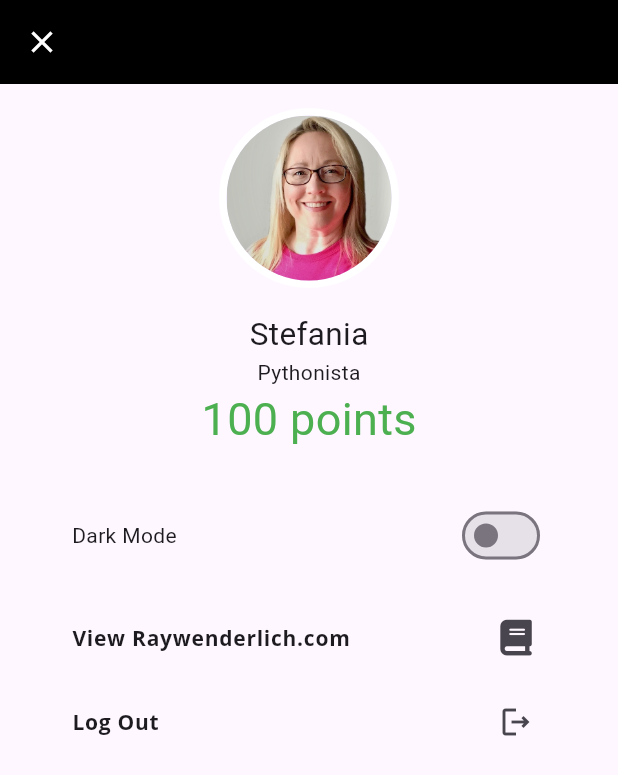
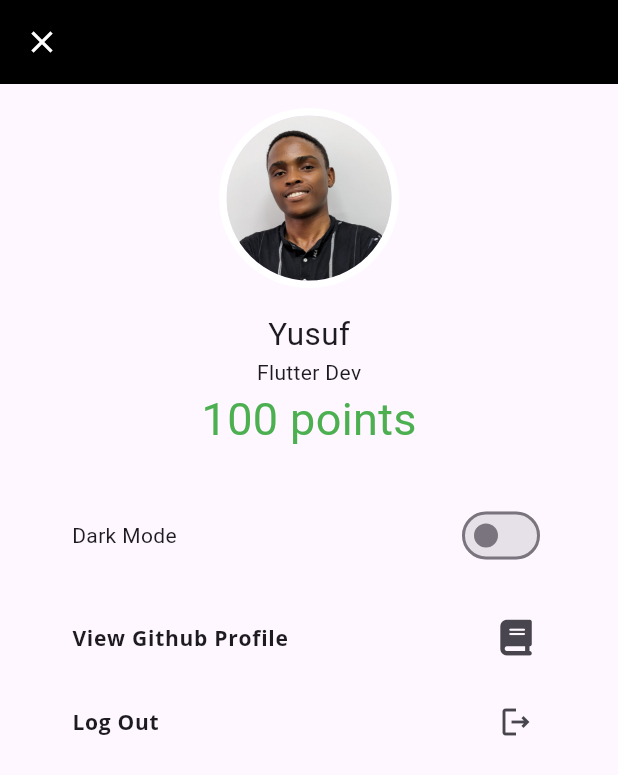
Before and after one commit to yuzalsif/fooder, a Flutter app: the ProfileScreen screen opened by its route, on a phone screen of 412 x 824 dp. Shown: the top 775 px of the screen. Run offline on Flutter 3.47's test engine with Material 3 defaults, Android fonts, the phone set to English and light mode, and no system bars; our stand-ins replace flutter_colorpicker, font_awesome_flutter, go_router, google_fonts, smooth_page_indicator, url_launcher_web and 1 more.

```diff
--- a/lib/home.dart
+++ b/lib/home.dart
@@ -24,7 +24,7 @@ class _HomeState extends State<Home> {
       builder: (context, tabManager, child) {
         return Scaffold(
           appBar: AppBar(
-            title: const Center(child: Text('Fooderlich')),
+            title: const Text('Fooderlich'),
             actions: [buildProfileButton()],
           ),
           body: IndexedStack(index: tabManager.currentTab, children: pages),
@@ -65,7 +65,7 @@ class _HomeState extends State<Home> {
       ),
       child: GestureDetector(
         child: const CircleAvatar(
-          backgroundImage: AssetImage('assets/profile_pics/person_stef.jpeg'),
+          backgroundImage: AssetImage('assets/profile_pics/yusuf.jpg'),
           backgroundColor: Colors.transparent,
         ),
         onTap: () {
--- a/lib/main.dart
+++ b/lib/main.dart
@@ -46,6 +46,7 @@ class FooderLich extends StatelessWidget {
 
               return MaterialApp.router(
                 routeInformationParser: router.routeInformationParser,
+                routeInformationProvider: router.routeInformationProvider,
                 routerDelegate: router.routerDelegate,
                 debugShowCheckedModeBanner: false,
                 theme: theme,
--- a/lib/screens/grocery_item_screen.dart
+++ b/lib/screens/grocery_item_screen.dart
@@ -196,10 +196,11 @@ class _GroceryItemScreenState extends State<GroceryItemScreen> {
               Importance.high,
             ].map(
               (chip) => ChoiceChip(
-                selectedColor: Colors.black,
+                // selectedColor: Colors.black,
+                backgroundColor: Colors.black.withOpacity(0.3),
                 label: Text(
                   chip.name,
-                  style: const TextStyle(color: Colors.white),
+                  // style: const TextStyle(color: Colors.white),
                 ),
                 selected: _importance == chip,
                 onSelected: (selected) {
--- a/lib/screens/profile_screen.dart
+++ b/lib/screens/profile_screen.dart
@@ -45,19 +45,19 @@ class _ProfileScreenState extends State<ProfileScreen> {
   }
 
   Widget buildProfile() {
-    return Column(
-      children: const [
+    return const Column(
+      children: [
         CircularImage(
-          imageProvider: AssetImage('assets/profile_pics/person_stef.jpeg'),
+          imageProvider: AssetImage('assets/profile_pics/yusuf.jpg'),
           imageRadius: 60,
         ),
         SizedBox(height: 16.0),
         Text(
-          'Stefania',
+          'Yusuf',
           style: TextStyle(fontSize: 21),
         ),
         Text(
-          'Pythonista',
+          'Flutter Dev',
         ),
         Text(
           '100 points',
@@ -94,12 +94,12 @@ class _ProfileScreenState extends State<ProfileScreen> {
         children: [
           buildDarkMode(manager),
           ListTile(
-            title: const Text('View Raywenderlich.com'),
+            title: const Text('View Github Profile'),
             trailing: const Icon(FontAwesomeIcons.book),
             onTap: () async {
               if (kIsWeb) {
                 await launchUrl(
-                  Uri.parse('https://www.raywenderlich.com/'),
+                  Uri.parse('https://github.com/yuzalsif'),
                 );
               } else {
                 navigation.router.goNamed('raywenderlich');
--- a/lib/webview/raywenderlich_stack.dart
+++ b/lib/webview/raywenderlich_stack.dart
@@ -22,7 +22,7 @@ class _RaywenderlichStack extends State<RaywenderlichStack> {
     return Stack(
       children: [
         WebView(
-          initialUrl: 'https://www.raywenderlich.com/',
+          initialUrl: 'https://github.com/yuzalsif',
           onPageStarted: (url) {
             setState(() {
               percentageProgress = 0;
--- a/pubspec.yaml
+++ b/pubspec.yaml
@@ -29,7 +29,7 @@ environment:
 dependencies:
   flutter:
     sdk: flutter
-  google_fonts: ^2.3.1
+  google_fonts: ^6.1.0
   provider: ^6.0.2
 
 
@@ -41,7 +41,7 @@ dependencies:
   uuid: ^3.0.6
   smooth_page_indicator: ^1.0.0+2
   webview_flutter: ^3.0.2
-  go_router: ^3.1.0
+  go_router: ^13.0.1
   font_awesome_flutter: ^10.1.0
   url_launcher: ^6.1.2
 
```
Also changed, not shown: lib/fooderlich_theme.dart (+0 -7 lines), lib/navigation/app_navigation.dart (+10 -10 lines), assets/profile_pics/yusuf.jpg (added), pubspec.lock, 17 other files.
